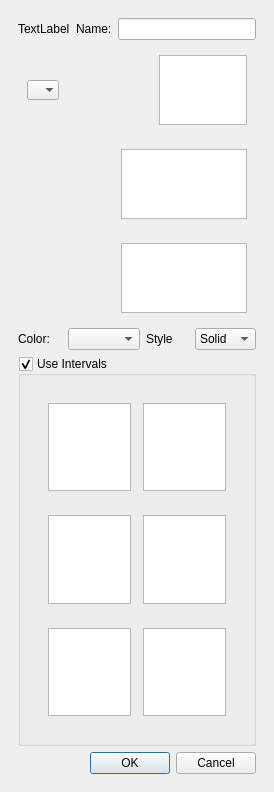
KDE/khipu, file src/plotseditor.ui: the form before one commit.
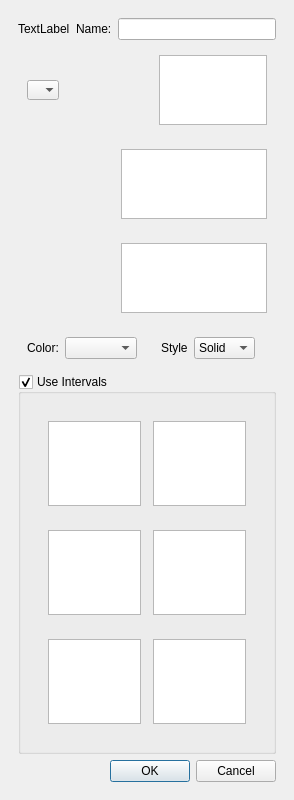
The form after the commit. The open tabs and pages were chosen to show the change. Icons and pictures are not drawn. Custom widgets are drawn as their Qt base class.

Commit message: Editing functiongraphs done: colors, name, intervals, ...

```diff
--- a/src/plotseditor.ui
+++ b/src/plotseditor.ui
@@ -6,8 +6,8 @@
    <rect>
     <x>0</x>
     <y>0</y>
-    <width>274</width>
-    <height>792</height>
+    <width>294</width>
+    <height>800</height>
    </rect>
   </property>
   <property name="features">
@@ -393,6 +393,9 @@
         <item>
          <layout class="QHBoxLayout" name="horizontalLayout_6">
           <item>
+           <widget class="QWidget" name="colorWidget" native="true">
+            <layout class="QHBoxLayout" name="horizontalLayout_12">
+             <item>
            <widget class="QLabel" name="label_2">
             <property name="text">
              <string>Color:</string>
@@ -402,6 +405,12 @@
           <item>
            <widget class="KColorCombo" name="plotColor"/>
           </item>
+            </layout>
+           </widget>
+          </item>
+          <item>
+           <widget class="QWidget" name="styleWidget" native="true">
+            <layout class="QHBoxLayout" name="horizontalLayout_13">
           <item>
            <widget class="QLabel" name="label">
             <property name="text">
@@ -427,6 +436,22 @@
              </property>
             </item>
            </widget>
+             </item>
+            </layout>
+           </widget>
+          </item>
+          <item>
+           <spacer name="horizontalSpacer">
+            <property name="orientation">
+             <enum>Qt::Horizontal</enum>
+            </property>
+            <property name="sizeHint" stdset="0">
+             <size>
+              <width>40</width>
+              <height>20</height>
+             </size>
+            </property>
+           </spacer>
           </item>
          </layout>
         </item>
```
Lines whose indentation alone changed are shown as unchanged. The commit also changes 1 other file.
